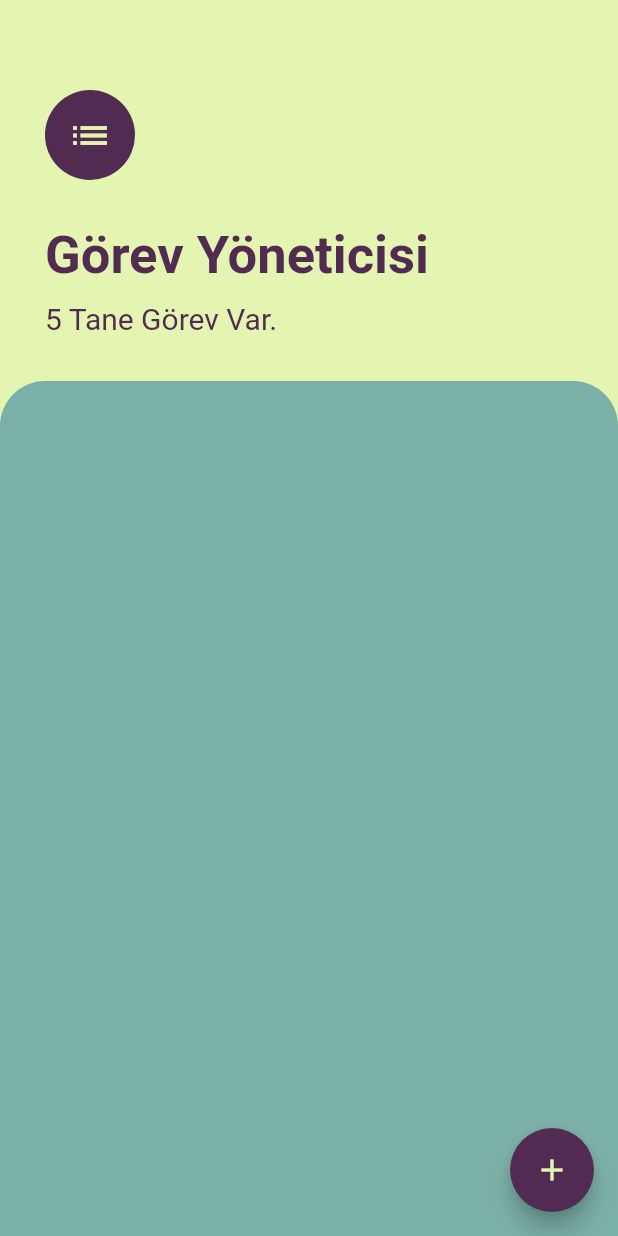
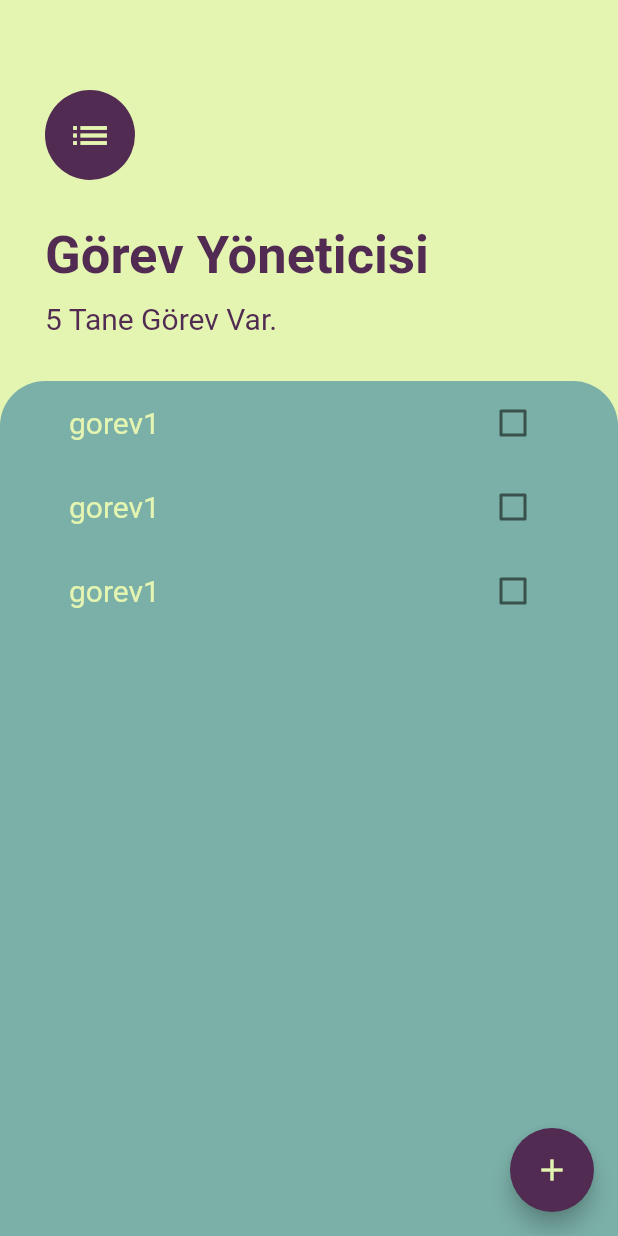
Before and after one commit to emralyilmaz/-training38_gorev_listesi_app2, a Flutter app: the screen it shows after launch, on a phone screen of 412 x 824 dp. Run offline on Flutter 3.47's test engine with Material 2 defaults, Android fonts, the phone set to English and light mode, and no system bars.

Commit message:
Görevleri Oluşturma

```diff
--- a/lib/main.dart
+++ b/lib/main.dart
@@ -8,6 +8,7 @@ class MyApp extends StatelessWidget {
   Widget build(BuildContext context) {
     return MaterialApp(
       home: GorevlerEkran(),
+      debugShowCheckedModeBanner: false,
     );
   }
 }
--- a/lib/pages/gorevler_ekran.dart
+++ b/lib/pages/gorevler_ekran.dart
@@ -1,4 +1,5 @@
 import 'package:flutter/material.dart';
+import 'package:training38_gorev_listesi_app2/pages/gorevler_list.dart';
 
 class GorevlerEkran extends StatelessWidget {
   @override
@@ -48,11 +49,13 @@ class GorevlerEkran extends StatelessWidget {
           ),
           Expanded(
             child: Container(
+              padding: EdgeInsets.symmetric(horizontal: 30),
               decoration: BoxDecoration(
                   color: Color.fromRGBO(123, 176, 168, 1),
                   borderRadius: BorderRadius.only(
                       topLeft: Radius.circular(30),
                       topRight: Radius.circular(30))),
+              child: GorevListesi(),
             ),
           )
         ],
--- /dev/null
+++ b/lib/pages/gorevler_list.dart
@@ -0,0 +1,15 @@
+import 'package:flutter/material.dart';
+import 'package:training38_gorev_listesi_app2/pages/gorevler_tile.dart';
+
+class GorevListesi extends StatelessWidget {
+  @override
+  Widget build(BuildContext context) {
+    return ListView(
+      children: [
+        GorevTile(),
+        GorevTile(),
+        GorevTile(),
+      ],
+    );
+  }
+}
--- /dev/null
+++ b/lib/pages/gorevler_tile.dart
@@ -0,0 +1,17 @@
+import 'package:flutter/material.dart';
+
+class GorevTile extends StatelessWidget {
+  @override
+  Widget build(BuildContext context) {
+    return ListTile(
+      title: Text(
+        "gorev1",
+        style: TextStyle(
+          color: Color.fromRGBO(228, 245, 177, 1),
+          fontSize: 20,
+        ),
+      ),
+      trailing: Checkbox(value: false, onChanged: (bool val) {}),
+    );
+  }
+}
```
